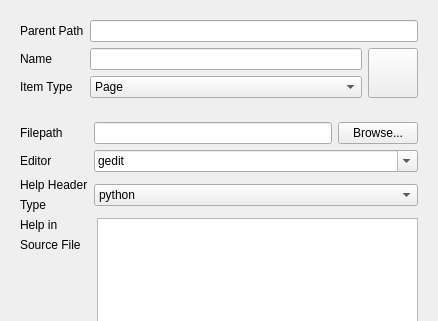
The window that aphla/gui/Qt4Designer_files/ui_launcher_item_properties.ui (NSLS-II/aphla) describes before a commit, drawn with Qt 5; both pictures show x 0 to 438 and y 0 to 321 of the 438 by 551 pixel window.
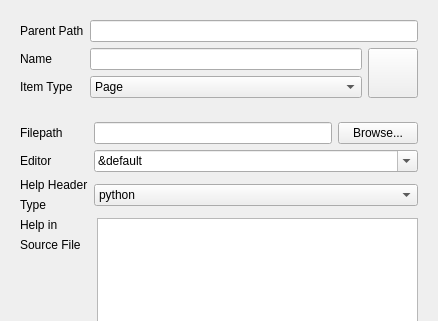
The same window after the commit. The open tabs and pages were chosen to show the change.

Commit message: adding &default system alias for open file with default program

The edit to the form file:
```diff
--- a/aphla/gui/Qt4Designer_files/ui_launcher_item_properties.ui
+++ b/aphla/gui/Qt4Designer_files/ui_launcher_item_properties.ui
@@ -253,6 +253,11 @@
          <property name="editable">
           <bool>true</bool>
          </property>
+         <item>
+          <property name="text">
+           <string>&amp;default</string>
+          </property>
+         </item>
          <item>
           <property name="text">
            <string>gedit</string>
```
Left out of the diff: 12 changed lines with no effect on the pictures. The commit also changes 2 other files.
